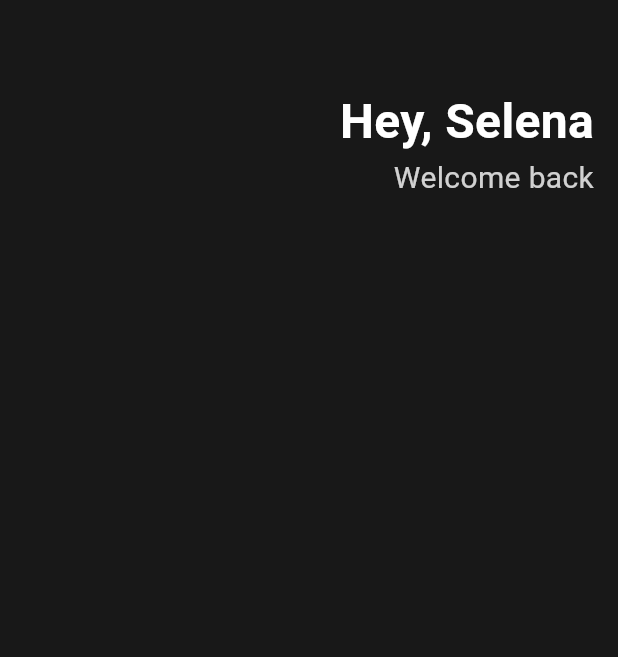
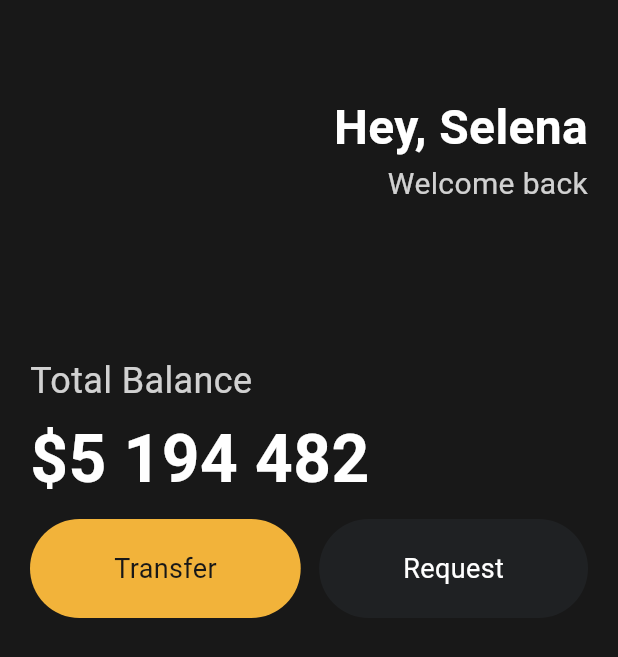
Before and after one commit to jeeweb/flutter-study, a Flutter app: the screen it shows after launch, on a phone screen of 412 x 824 dp. Shown: the top 657 px of the screen. Run offline on Flutter 3.47's test engine with Material 3 defaults, Android fonts, the phone set to English and light mode, and no system bars.

Commit message:
Feat: Add reusable button widgets

```diff
--- a/ui_challenge/lib/main.dart
+++ b/ui_challenge/lib/main.dart
@@ -1,4 +1,5 @@
 import 'package:flutter/material.dart';
+import 'package:ui_challenge/widgets/button.dart';
 
 void main() {
   runApp(const App());
@@ -13,8 +14,9 @@ class App extends StatelessWidget {
       home: Scaffold(
         backgroundColor: Color(0xFF181818),
         body: Padding(
-          padding: EdgeInsets.all(16),
+          padding: EdgeInsets.all(20),
           child: Column(
+            crossAxisAlignment: CrossAxisAlignment.start,
             children: [
               SizedBox(
                 height: 42,
@@ -45,7 +47,46 @@ class App extends StatelessWidget {
                     children: [],
                   )
                 ],
-              )
+              ),
+              SizedBox(
+                height: 100,
+              ),
+              Text(
+                'Total Balance',
+                style: TextStyle(
+                  color: Color.fromRGBO(255, 255, 255, 0.8),
+                  fontSize: 24,
+                ),
+              ),
+              Padding(
+                padding: EdgeInsets.only(
+                  top: 4,
+                  bottom: 8,
+                ),
+                child: Text(
+                  '\$5 194 482',
+                  style: TextStyle(
+                    fontSize: 44,
+                    fontWeight: FontWeight.bold,
+                    color: Colors.white,
+                  ),
+                ),
+              ),
+              Row(
+                mainAxisAlignment: MainAxisAlignment.spaceBetween,
+                children: [
+                  Button(
+                    text: 'Transfer',
+                    bgColor: Color(0xFFF2B33A),
+                    textColor: Color(0xFF181818),
+                  ),
+                  Button(
+                    text: 'Request',
+                    bgColor: Color(0xFF1F2123),
+                    textColor: Colors.white,
+                  ),
+                ],
+              ),
             ],
           ),
         ),
--- /dev/null
+++ b/ui_challenge/lib/widgets/button.dart
@@ -0,0 +1,36 @@
+import 'package:flutter/material.dart';
+
+class Button extends StatelessWidget {
+  final String text;
+  final Color bgColor;
+  final Color textColor;
+
+  const Button(
+      {super.key,
+      required this.text,
+      required this.bgColor,
+      required this.textColor});
+
+  @override
+  Widget build(BuildContext context) {
+    return Container(
+      decoration: BoxDecoration(
+        color: bgColor,
+        borderRadius: BorderRadius.circular(45),
+      ),
+      child: Padding(
+        padding: const EdgeInsets.symmetric(
+          vertical: 20,
+          horizontal: 56,
+        ),
+        child: Text(
+          text,
+          style: TextStyle(
+            fontSize: 18,
+            color: textColor,
+          ),
+        ),
+      ),
+    );
+  }
+}
```
